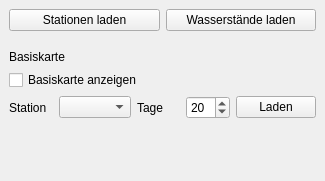
This is pegel_online_displayer_dockwidget_base.ui in BeneLuWi/gis as Qt 5 draws it before an edit. The edited form follows.
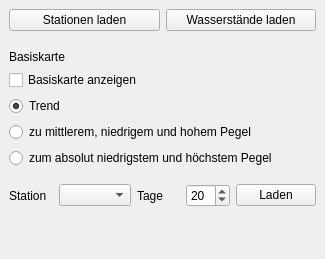
This is the edited form.

```diff
--- a/pegel_online_displayer_dockwidget_base.ui
+++ b/pegel_online_displayer_dockwidget_base.ui
@@ -7,7 +7,7 @@
     <x>0</x>
     <y>0</y>
     <width>325</width>
-    <height>181</height>
+    <height>259</height>
    </rect>
   </property>
   <property name="windowTitle">
@@ -134,6 +134,9 @@
       <property name="topMargin">
        <number>0</number>
       </property>
+      <property name="bottomMargin">
+       <number>10</number>
+      </property>
       <item>
        <widget class="QLabel" name="lbBasemap">
         <property name="text">
@@ -148,6 +151,39 @@
         </property>
        </widget>
       </item>
+      <item>
+       <widget class="QRadioButton" name="rbStyleT">
+        <property name="text">
+         <string>Trend</string>
+        </property>
+        <property name="checked">
+         <bool>true</bool>
+        </property>
+        <attribute name="buttonGroup">
+         <string notr="true">bgStyleCurrentW</string>
+        </attribute>
+       </widget>
+      </item>
+      <item>
+       <widget class="QRadioButton" name="rbStyleM">
+        <property name="text">
+         <string>zu mittlerem, niedrigem und hohem Pegel</string>
+        </property>
+        <attribute name="buttonGroup">
+         <string notr="true">bgStyleCurrentW</string>
+        </attribute>
+       </widget>
+      </item>
+      <item>
+       <widget class="QRadioButton" name="rbStyleN">
+        <property name="text">
+         <string>zum absolut niedrigstem und höchstem Pegel</string>
+        </property>
+        <attribute name="buttonGroup">
+         <string notr="true">bgStyleCurrentW</string>
+        </attribute>
+       </widget>
+      </item>
      </layout>
     </item>
    </layout>
```
Left out of the diff: 3 changed lines with no effect on the pictures.
